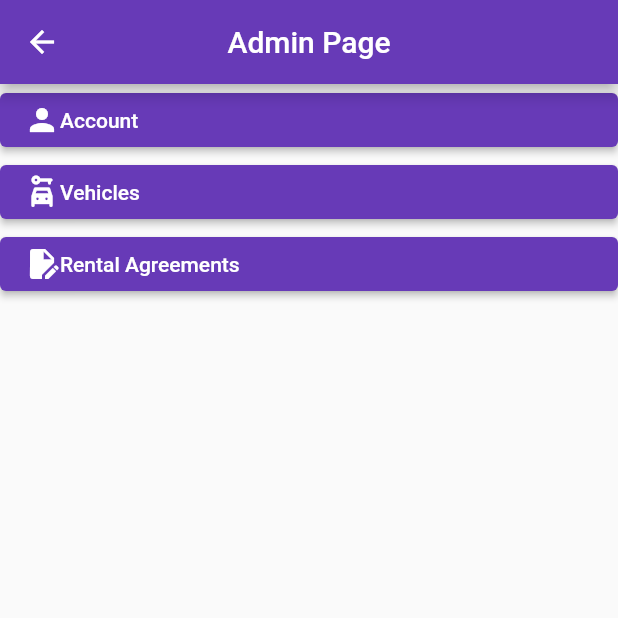
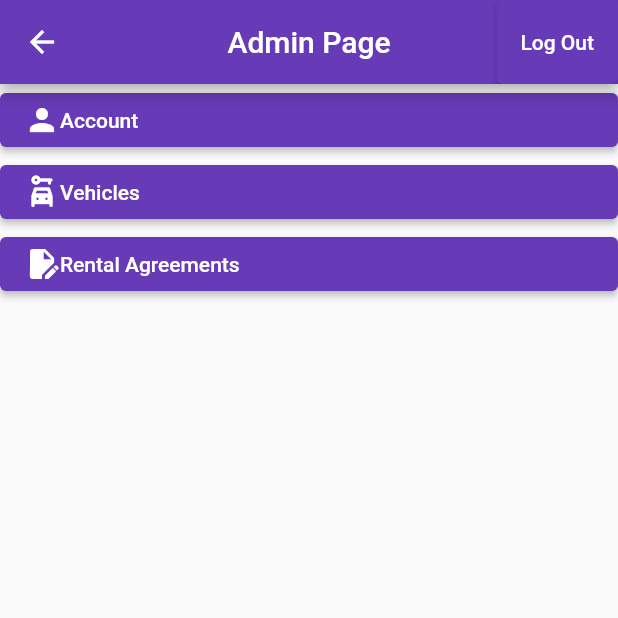
Before and after one commit to MarkTalandron19/vehicle_rental_tester, a Flutter app: the AdminPage screen opened directly, on a phone screen of 412 x 824 dp, the top half of it. Run offline on Flutter 3.47's test engine with Material 2 defaults, Android fonts, the phone set to English and light mode, and no system bars; accounts and stored records are empty.

Commit message:
added log out to admin

```diff
--- a/lib/screens/adminpage.dart
+++ b/lib/screens/adminpage.dart
@@ -1,7 +1,10 @@
 import 'package:flutter/material.dart';
+import 'package:provider/provider.dart';
 import 'package:vehicle_rental/screens/accountspage.dart';
 import 'package:vehicle_rental/screens/rentalagreementspage.dart';
 import 'package:vehicle_rental/screens/vehiclespage.dart';
+
+import '../providers/accountprovider.dart';
 
 class AdminPage extends StatelessWidget {
   const AdminPage({super.key});
@@ -12,6 +15,14 @@ class AdminPage extends StatelessWidget {
       appBar: AppBar(
         centerTitle: true,
         title: const Text('Admin Page'),
+        actions: <Widget>[
+          ElevatedButton(
+              onPressed: () {
+                context.read<AccountProvider>().setNull();
+                Navigator.pop(context);
+              },
+              child: const Text('Log Out'))
+        ],
       ),
       body: Center(
         child: Column(
```
